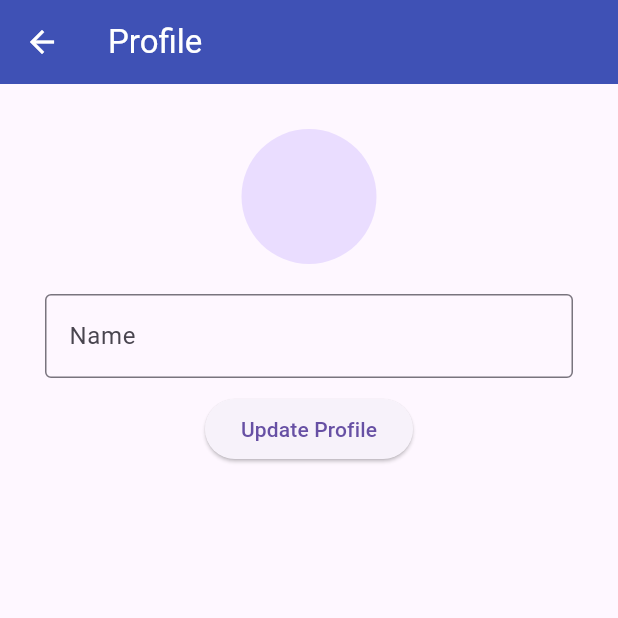
After one commit to yugsakariya/flutter_project, a Flutter app: the screen it shows after launch, after a tap on the "account circle" icon, on a phone screen of 412 x 824 dp, the top half of it. The commit adds this screen. Run offline on Flutter 3.47's test engine with Material 3 defaults, Android fonts, the phone set to English and light mode, and no system bars; our stand-ins replace cloud_firestore, firebase_core, fluttertoast; accounts and stored records are empty.

Commit message:
Important Update

```diff
--- a/lib/Dashboard.dart
+++ b/lib/Dashboard.dart
@@ -1,5 +1,6 @@
 import 'package:flutter/material.dart';
 import 'package:flutter_project/ProductList.dart';
+import 'package:flutter_project/Profile.dart';
 
 class Dashboard extends StatefulWidget {
   const Dashboard({super.key});
@@ -20,17 +21,16 @@ class _DashboardState extends State<Dashboard> {
         title: Text("Dashboard"),
         titleTextStyle: TextStyle(
           fontSize: 22,
-          fontWeight: FontWeight.bold,
           color: Colors.white,
         ),
         actions: [
           IconButton(
-            icon: Icon(Icons.account_circle, size: 28),
+          icon: Icon(Icons.account_circle, size: 28,color: Colors.white,),
             tooltip: 'Profile',
             onPressed: () {
-              // Add navigation or action for profile
-              ScaffoldMessenger.of(context).showSnackBar(
-                SnackBar(content: Text('Profile tapped')),
+              Navigator.push(
+                context,
+                MaterialPageRoute(builder: (context) => Profile()),
               );
             },
           ),
--- /dev/null
+++ b/lib/Profile.dart
@@ -0,0 +1,111 @@
+import 'package:cloud_firestore/cloud_firestore.dart';
+import 'package:flutter/material.dart';
+
+class Profile extends StatefulWidget {
+  const Profile({super.key});
+
+  @override
+  State<Profile> createState() => _ProfileState();
+}
+
+class _ProfileState extends State<Profile> {
+  @override
+  initState() {
+    super.initState();
+    _loadInitialProfileData(); // Call a new async method
+  }
+ var docId = '';
+  void _loadInitialProfileData() async {
+    try {
+      // Use .get() to fetch data once
+      QuerySnapshot querySnapshot = await FirebaseFirestore.instance.collection("profile").get();
+      if (querySnapshot.docs.isNotEmpty) {
+        // Assuming you want to load the first profile document found
+        _loadUserData(querySnapshot.docs[0].id);
+        // You might also want to populate your _nameController here
+        // if the profile document contains the name
+        Map<String, dynamic>? data = querySnapshot.docs[0].data() as Map<String, dynamic>?;
+        if (data != null && data.containsKey('name')) {
+          _nameController.text = data['name'];
+        }
+      }
+      else {
+      }
+
+  }
+  catch (e) {
+      // Optionally, you can show an error message to the user
+      ScaffoldMessenger.of(context).showSnackBar(
+        SnackBar(content: Text('Failed to load profile data')),
+      );
+  }
+  }
+
+  void _loadUserData(String docId) async {
+    try {
+      DocumentSnapshot docData = await FirebaseFirestore.instance.collection("profile").doc(docId).get();
+      docId = docData.id;
+      if (docData.exists) {
+        _nameController.text = docData["name"] ?? '';
+      }
+    } catch (e) {
+      print("Error loading user data for docId $docId: $e");
+    }
+  }
+  final _formKey =GlobalKey<FormState>();
+  final _nameController = TextEditingController();
+  @override
+  Widget build(BuildContext context) {
+    return Scaffold(
+        appBar: AppBar(
+          title: Text("Profile"),
+          backgroundColor: Colors.indigo,
+          foregroundColor: Colors.white,
+        ),
+      body: Padding(
+        padding: const EdgeInsets.all(30.0),
+        child: Center(
+          child: Form(
+            child: Column(
+              children: [
+                CircleAvatar(
+                  radius: 45,
+                ),
+                SizedBox(height: 20),
+                TextFormField(
+                  controller: _nameController,
+                  decoration: InputDecoration(
+                    labelText: "Name",
+                    border: OutlineInputBorder(),
+                  ),
+                  validator: (value) {
+                    if (value!.isEmpty) {
+                      return 'Please enter your name';
+                    }
+                    return null;
+                  },
+                ),
+                SizedBox(height: 10),
+                ElevatedButton(onPressed: (){
+                  if (_formKey.currentState!.validate()) {
+                    FirebaseFirestore.instance.collection("profile").doc(docId).set({
+                      'name': _nameController.text,
+                    }).then((_) {
+                      ScaffoldMessenger.of(context).showSnackBar(
+                        SnackBar(content: Text('Profile updated successfully')),
+                      );
+                    }).catchError((error) {
+                      ScaffoldMessenger.of(context).showSnackBar(
+                        SnackBar(content: Text('Failed to update profile: $error')),
+                      );
+                    });
+                  }
+                }, child: Text("Update Profile")),
+                ]
+            ),
+          ),
+        ),
+      )
+    );
+  }
+}
```
Also changed, not shown: lib/Transaction.dart (+11 -15 lines), lib/TransactionUpdate.dart (+26 -18 lines).
